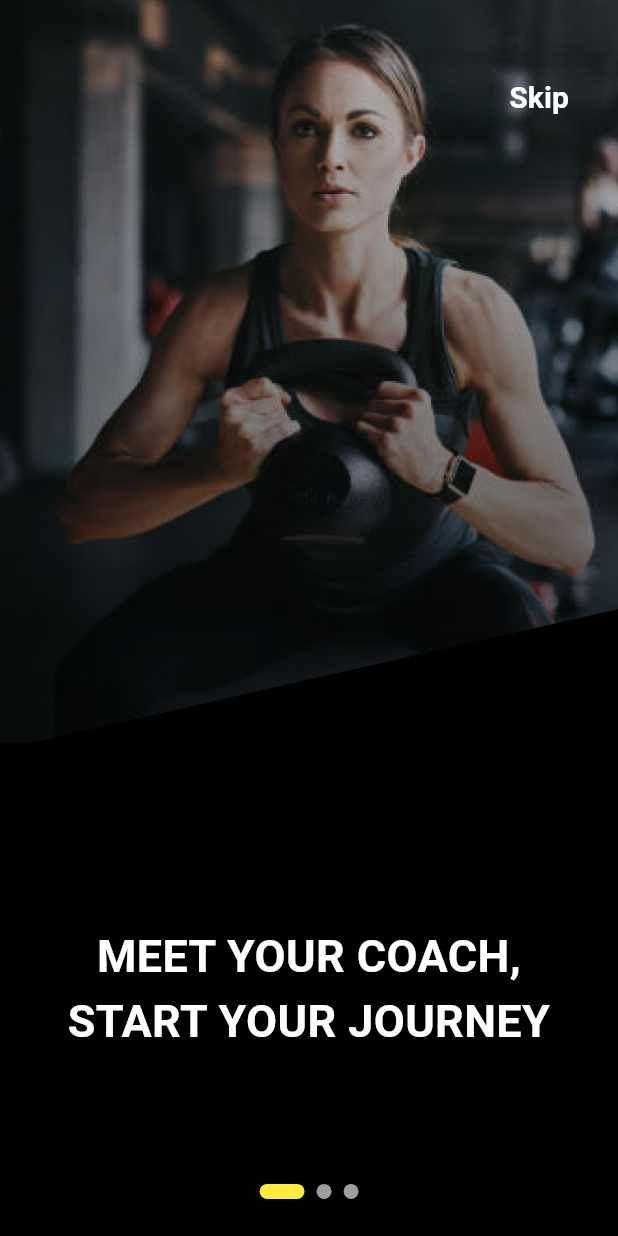
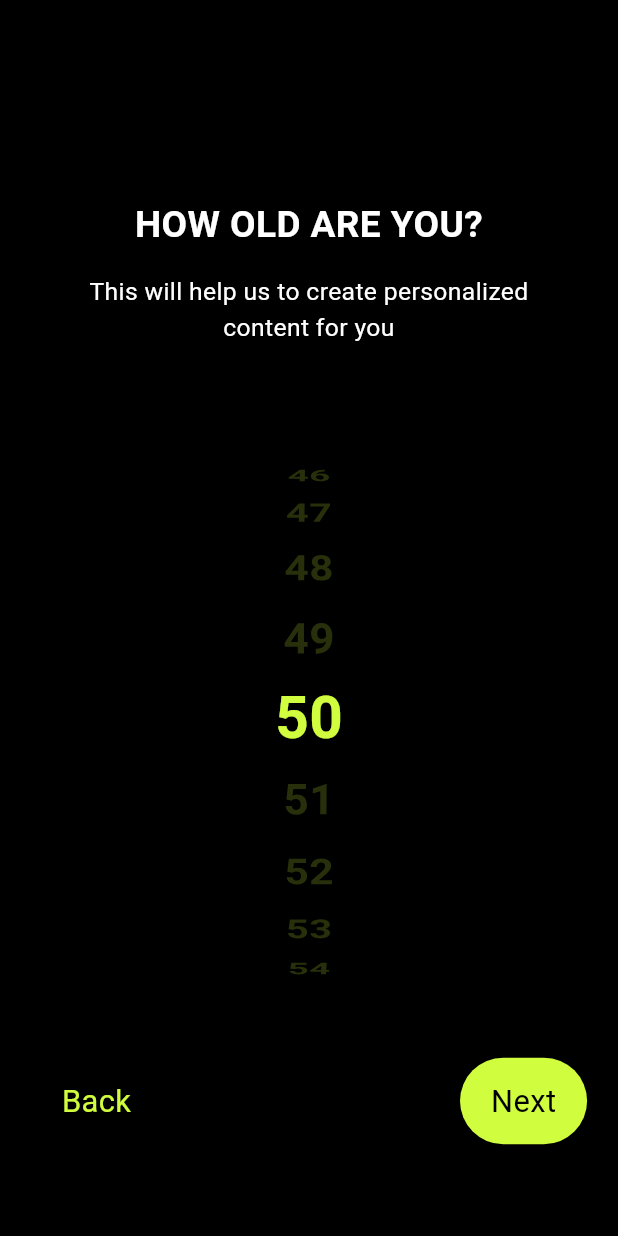
Before and after one commit to Mayank443/FITNESS_APP, a Flutter app: the screen it shows after launch, on a phone screen of 412 x 824 dp. Run offline on Flutter 3.47's test engine with Material 3 defaults, Android fonts, the phone set to English and light mode, and no system bars; drawn by our look-alikes of smooth_page_indicator.

Commit message:
3. Age page addition

```diff
--- a/lib/main.dart
+++ b/lib/main.dart
@@ -1,4 +1,4 @@
-import 'package:fitnesss_app/screens/OnboardingScreen/onboarding_screen.dart';
+import 'package:fitnesss_app/screens/AgeScreen/age_screen.dart';
 import 'package:flutter/material.dart';
 
 void main() {
@@ -13,7 +13,7 @@ class MyApp extends StatelessWidget {
     return MaterialApp(
       color: Colors.black,
       debugShowCheckedModeBanner: false,
-      home: const OnBoardingScreen(),
+      home: const AgePage(),
     );
   }
 }
--- /dev/null
+++ b/lib/models/list_wheel_view_scroller.dart
@@ -0,0 +1,30 @@
+import 'package:flutter/material.dart';
+import '../constants/colors.dart';
+
+class ListwheelScrollView extends StatelessWidget {
+  final List<String> items;
+  const ListwheelScrollView({super.key, required this.items});
+
+  @override
+  Widget build(BuildContext context) {
+    // var size = MediaQuery.of(context).size;
+    return ListWheelScrollView(
+        magnification: 1.3,
+        useMagnifier: true,
+        overAndUnderCenterOpacity: 0.19,
+        physics: FixedExtentScrollPhysics(),
+        controller: FixedExtentScrollController(initialItem: items.length ~/ 2),
+        itemExtent: 50,
+        // onSelectedItemChanged: (index) {
+        //   print(index);
+        // },
+        diameterRatio: 1.5,
+        children: items.map((level) {
+          return Text(
+            level,
+            style: TextStyle(
+                fontSize: 30, color: primaryColor, fontWeight: FontWeight.bold),
+          );
+        }).toList());
+  }
+}
--- /dev/null
+++ b/lib/screens/AgeScreen/age_screen.dart
@@ -0,0 +1,56 @@
+import 'package:flutter/material.dart';
+
+import '../../models/detail_page_button.dart';
+import '../../models/detail_page_title.dart';
+import '../../models/list_wheel_view_scroller.dart';
+
+class AgePage extends StatefulWidget {
+  const AgePage({super.key});
+
+  @override
+  State<AgePage> createState() => _AgePageState();
+}
+
+class _AgePageState extends State<AgePage> {
+  @override
+  Widget build(BuildContext context) {
+    List<String> items = [];
+    for (int i = 1; i < 100; i++) {
+      items.add(i.toString());
+    }
+    var size = MediaQuery.of(context).size;
+    return Scaffold(
+      backgroundColor: Colors.black,
+      body: Container(
+        padding: EdgeInsets.only(
+          top: size.height * 0.06,
+          left: size.width * 0.05,
+          right: size.width * 0.05,
+          bottom: size.height * 0.03,
+        ),
+        width: size.width,
+        height: size.height,
+        child: Column(
+          children: [
+            const DetailPageTitle(
+              title: "How Old Are You?",
+              text: "This will help us to create personalized content for you",
+              color: Colors.white,
+            ),
+            SizedBox(height: size.height * 0.055),
+            SizedBox(
+              height: size.height * 0.5,
+              child: ListwheelScrollView(items: items),
+            ),
+            DetailPageButton(
+              text: 'Next',
+              onTap: () {},
+              showBackButton: true,
+              onBackTap: () {},
+            ),
+          ],
+        ),
+      ),
+    ); // ChangeNotifierProvider is a class that provides an instance of T to its descendants.
+  }
+}
```
